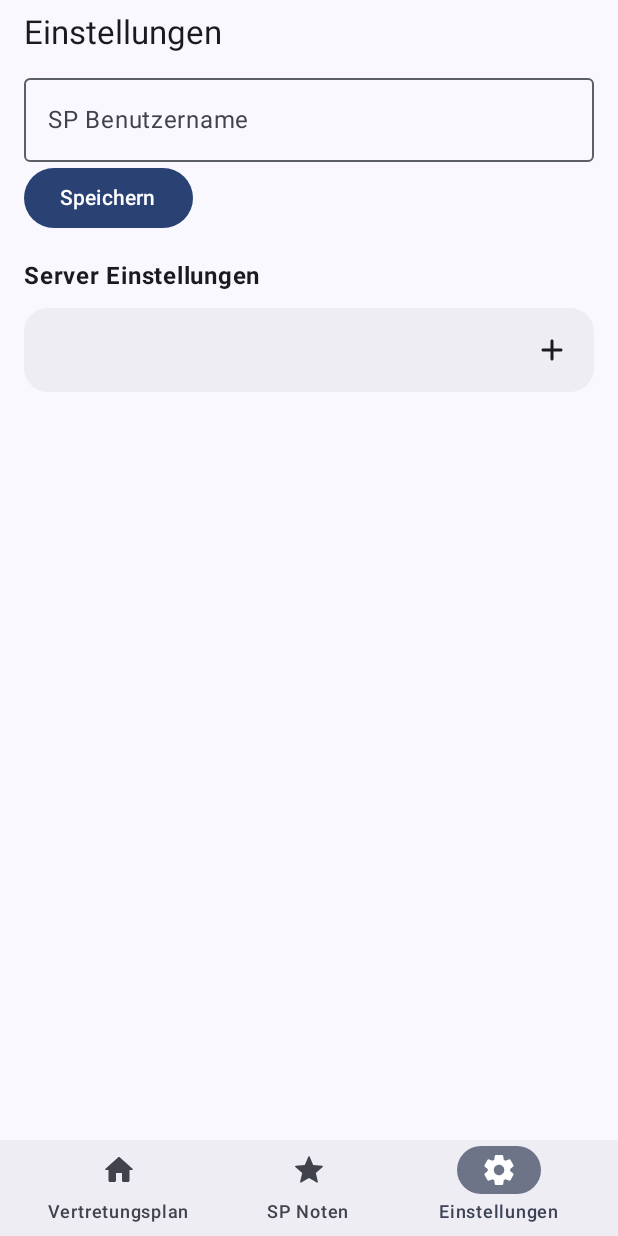
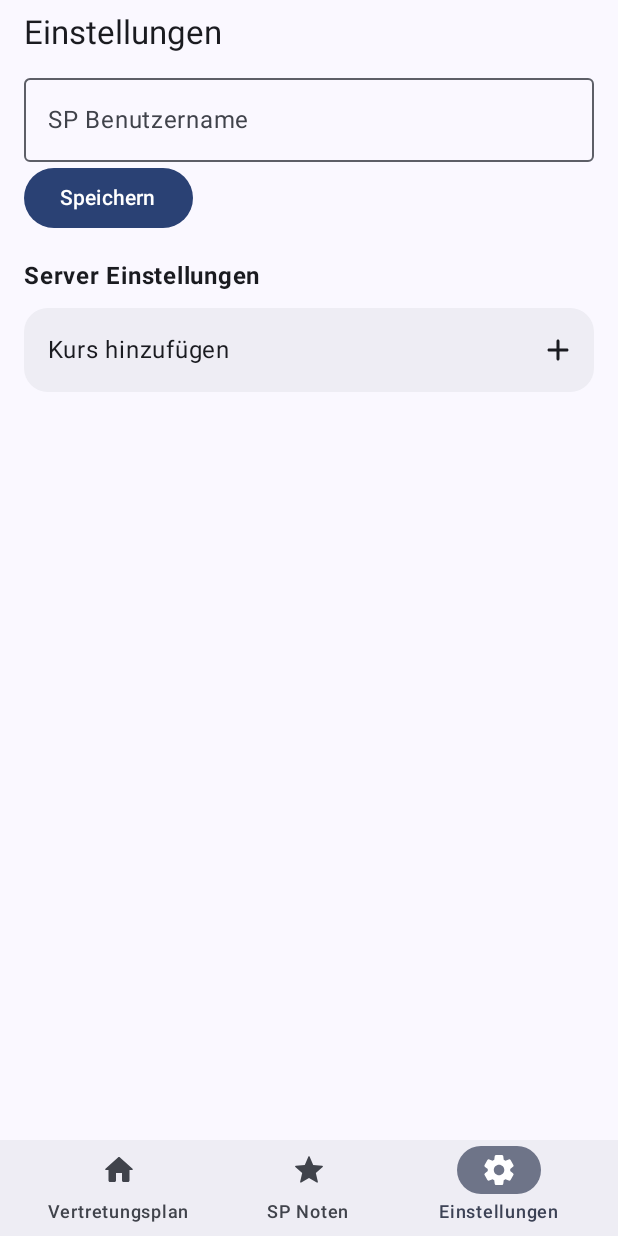
Before and after one commit to GXBaum/spclientandroid, an Android app built with Jetpack Compose: the SettingsScreen screen opened through its navigation route, on a phone screen of 412 x 824 dp. Run offline under Robolectric (Android 15) with nearby library versions, the phone set to English and light mode, and no system bars; our stand-ins replace Dagger/Hilt's generated code, Material 3 Expressive styles (plain Material 3 is drawn), Room's generated code.

Commit message:
kleine Designanpassungen in den Einstellungen für die ausgewählten Kurse
hard-coded Sachen entfernt (FCM-Token username, refreshToken)

```diff
--- a/app/src/main/java/de/rafaelbeckmann/hvkclient/ui/navigation/AppNavHost.kt
+++ b/app/src/main/java/de/rafaelbeckmann/hvkclient/ui/navigation/AppNavHost.kt
@@ -66,7 +66,7 @@ fun AppNavHost(
         */
 
         enterTransition = {
-            fadeIn(animationSpec = tween(durationMillis = 200))
+            fadeIn(animationSpec = tween(durationMillis = 100))
 
             /*
             fadeIn(animationSpec = tween(durationMillis = 200)) +
@@ -78,7 +78,7 @@ fun AppNavHost(
              */
         },
         exitTransition = {
-            fadeOut(animationSpec = tween(durationMillis = 200))
+            fadeOut(animationSpec = tween(durationMillis = 100))
 
 
             /*
@@ -186,9 +186,13 @@ fun AppNavHost(
             composable<OnboardingScreenPage2> {
                 OnboardingScreenPage2(
                     modifier = Modifier.fillMaxSize(),
-                    onContinueClicked = {
+                    onLoginClicked = {
                         navController.navigate(OnboardingScreenPage3)
+                    },
+                    onCreateAccountClicked = {
+                        TODO("Navigate to create account screen")
                     }
+
                 )
             }
             composable<OnboardingScreenPage3> {
--- a/app/src/main/java/de/rafaelbeckmann/hvkclient/ui/settings/SettingsScreen.kt
+++ b/app/src/main/java/de/rafaelbeckmann/hvkclient/ui/settings/SettingsScreen.kt
@@ -154,7 +154,10 @@ fun SettingsScreen(
         Spacer(modifier = Modifier.height(8.dp))
 
         LazyColumn {
-            items(vpSelectedCourse) { course ->
+            items(
+                items = vpSelectedCourse,
+                key = { it }
+            ) { course ->
 
                 val isFirst = vpSelectedCourse.first() == course
                 //val isLast = vpSelectedCourse.last() == course
@@ -181,7 +184,8 @@ fun SettingsScreen(
                 Surface(
                     modifier = Modifier
                         .fillMaxWidth()
-                        .padding(vertical = 1.dp),
+                        .padding(vertical = 1.dp)
+                        .animateItem(),
                     shape = shape,
                     color = MaterialTheme.colorScheme.surfaceContainer,
                 ) {
@@ -209,7 +213,9 @@ fun SettingsScreen(
             }
 
             // TODO: das muss die absolut dümmste mögliche Lösung sein, aber ich weiß nicht wie ich es besser machen soll
-            item {
+            item (
+                key = "add_course_button"
+            ){
                 val shape = if (vpSelectedCourse.isEmpty()) {
                     RoundedCornerShape(16.dp)
                 } else {
@@ -228,7 +234,8 @@ fun SettingsScreen(
                             onClick = {
                                 showAddCourseDialog = true
                             }
-                        ),
+                        )
+                        .animateItem(),
                     shape = shape,
                     color = MaterialTheme.colorScheme.surfaceContainer,
                 ) {
@@ -238,15 +245,24 @@ fun SettingsScreen(
                         verticalAlignment = Alignment.CenterVertically
                     ) {
                         // TODO: nur einen Button machen, der einen dann zu einem Dialog oder Screen führt, mit Suche
-                        Spacer(
-                            modifier = Modifier.weight(1f)
+                        Text(
+                            text = "Kurs hinzufügen",
+                            modifier = Modifier
+                                .padding(16.dp)
+                                .weight(1f)
                         )
 
-                        Icon(
-                            modifier = Modifier.padding(16.dp),
-                            imageVector = Icons.Rounded.Add,
-                            contentDescription = "Kurs hinzufügen"
-                        )
+                        IconButton(
+                            onClick = {
+                                showAddCourseDialog = true
+                            }
+                        ) {
+                            Icon(
+                                //modifier = Modifier.padding(16.dp),
+                                imageVector = Icons.Rounded.Add,
+                                contentDescription = "Kurs hinzufügen"
+                            )
+                        }
                     }
                 }
             }
--- a/app/src/main/java/de/rafaelbeckmann/hvkclient/ui/settings/SettingsViewModel.kt
+++ b/app/src/main/java/de/rafaelbeckmann/hvkclient/ui/settings/SettingsViewModel.kt
@@ -44,8 +44,6 @@ open class SettingsViewModel @Inject constructor(
             isDeveloper.value = settingsRepository.isDeveloper()
             username.value = settingsRepository.getUsername() ?: ""
 
-            // TODO: Remove this hardcoded token in production
-            settingsRepository.setRefreshToken("38227ef324f32bda0ca8377a2059944aaffd2412ec1d32658eea5fffe66de2cd19f19064e7eb63bd1cec26a910833bb3ccc7df2f52fe0f9233b10b5f7927a7e2")
             Log.d("SettingsViewModel", "refreshToken: ${settingsRepository.getRefreshToken()}")
 
             if (username.value.isNotEmpty()) {
```
Also changed, not shown: app/src/main/java/de/rafaelbeckmann/hvkclient/PushNotificationService.kt (+2 -10 lines), app/src/main/java/de/rafaelbeckmann/hvkclient/ui/onboarding/OnboardingScreenPage2.kt (+11 -3 lines), app/src/main/java/de/rafaelbeckmann/hvkclient/ui/onboarding/OnboardingViewModel.kt (+8 -0 lines).
